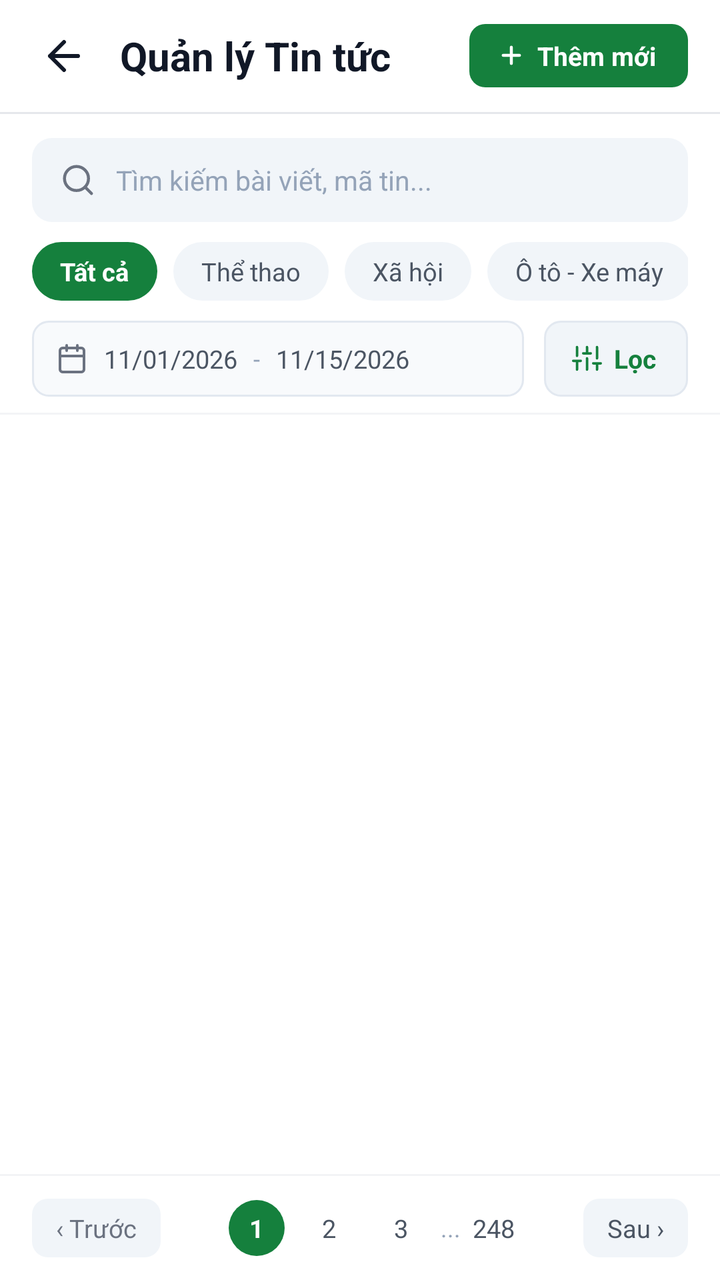
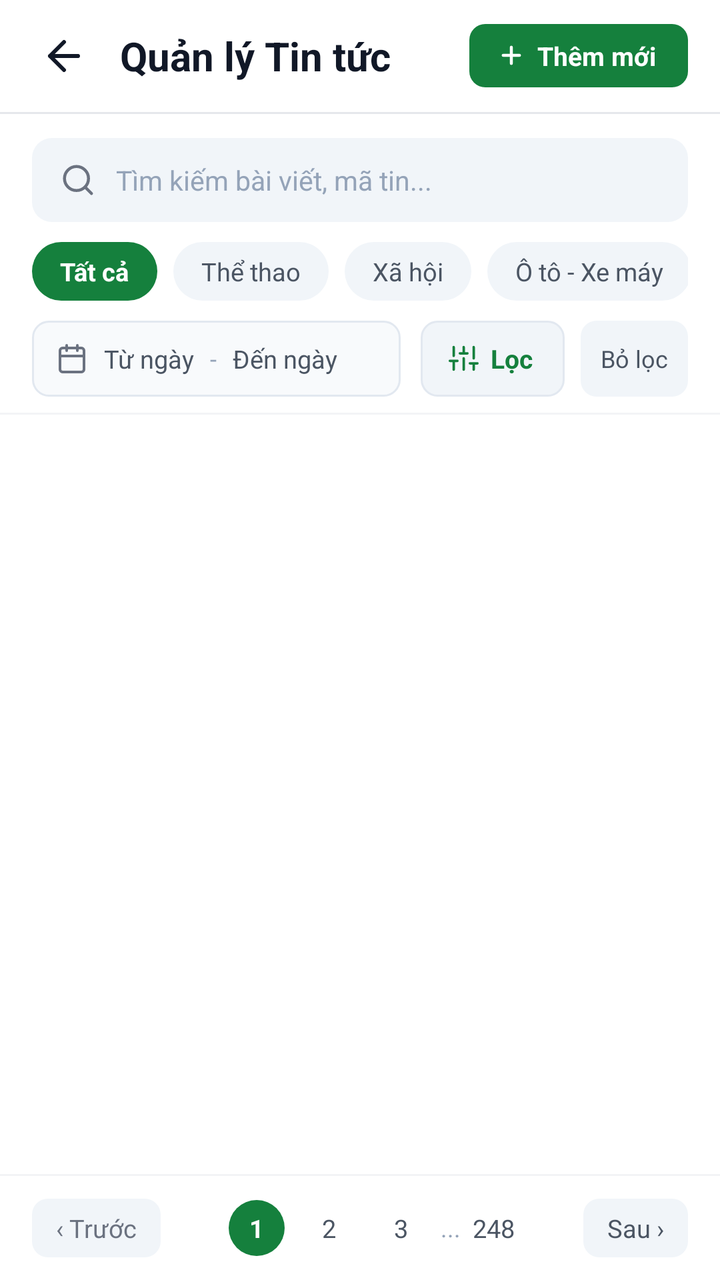

Screens rendered from an Android XML layout before and after an edit, with the pre-edit source and the edit as a unified diff.
<!-- AndroidManifest.xml: application theme Theme.NewsManagement -->
<!-- res/layout/activity_news_management.xml -->
<?xml version="1.0" encoding="utf-8"?>
<androidx.constraintlayout.widget.ConstraintLayout xmlns:android="http://schemas.android.com/apk/res/android"
    xmlns:app="http://schemas.android.com/apk/res-auto"
    xmlns:tools="http://schemas.android.com/tools"
    android:id="@+id/main"
    android:layout_width="match_parent"
    android:layout_height="match_parent"
    android:background="@color/white"
    tools:context=".NewsManagementActivity">

    
    <LinearLayout
        android:id="@+id/headerBar"
        android:layout_width="0dp"
        android:layout_height="56dp"
        android:gravity="center_vertical"
        android:orientation="horizontal"
        android:paddingStart="12dp"
        android:paddingEnd="16dp"
        app:layout_constraintEnd_toEndOf="parent"
        app:layout_constraintStart_toStartOf="parent"
        app:layout_constraintTop_toTopOf="parent">

        <ImageView
            android:id="@+id/btnBack"
            android:layout_width="40dp"
            android:layout_height="40dp"
            android:background="?attr/selectableItemBackgroundBorderless"
            android:clickable="true"
            android:contentDescription="Back"
            android:focusable="true"
            android:padding="8dp"
            android:src="@drawable/ic_arrow_back"
            app:tint="@color/text_primary" />

        <TextView
            android:id="@+id/tvHeaderTitle"
            android:layout_width="0dp"
            android:layout_height="wrap_content"
            android:layout_marginStart="8dp"
            android:layout_weight="1"
            android:text="Quản lý Tin tức"
            android:textColor="@color/text_primary"
            android:textSize="20sp"
            android:textStyle="bold" />

        
        <LinearLayout
            android:id="@+id/btnAddNewNews"
            android:layout_width="wrap_content"
            android:layout_height="wrap_content"
            android:background="@drawable/bg_btn_dialog_save"
            android:clickable="true"
            android:focusable="true"
            android:gravity="center"
            android:orientation="horizontal"
            android:paddingStart="14dp"
            android:paddingTop="7dp"
            android:paddingEnd="16dp"
            android:paddingBottom="7dp">

            <ImageView
                android:layout_width="14dp"
                android:layout_height="14dp"
                android:layout_marginEnd="6dp"
                android:contentDescription="Add icon"
                android:src="@drawable/ic_add"
                app:tint="@color/white" />

            <TextView
                android:layout_width="wrap_content"
                android:layout_height="wrap_content"
                android:text="Thêm mới"
                android:textColor="@color/white"
                android:textSize="13sp"
                android:textStyle="bold" />
        </LinearLayout>
    </LinearLayout>

    
    <View
        android:id="@+id/headerDivider"
        android:layout_width="0dp"
        android:layout_height="1dp"
        android:background="@color/card_border"
        app:layout_constraintEnd_toEndOf="parent"
        app:layout_constraintStart_toStartOf="parent"
        app:layout_constraintTop_toBottomOf="@id/headerBar" />

    
    <LinearLayout
        android:id="@+id/layoutFilterContainer"
        android:layout_width="0dp"
        android:layout_height="wrap_content"
        android:background="@color/white"
        android:orientation="vertical"
        android:paddingStart="16dp"
        android:paddingTop="12dp"
        android:paddingEnd="16dp"
        android:paddingBottom="8dp"
        app:layout_constraintEnd_toEndOf="parent"
        app:layout_constraintStart_toStartOf="parent"
        app:layout_constraintTop_toBottomOf="@id/headerDivider">

        
        <LinearLayout
            android:id="@+id/layoutSearchBar"
            android:layout_width="match_parent"
            android:layout_height="42dp"
            android:background="@drawable/bg_search_input"
            android:gravity="center_vertical"
            android:orientation="horizontal"
            android:paddingStart="14dp"
            android:paddingEnd="14dp">

            <ImageView
                android:layout_width="18dp"
                android:layout_height="18dp"
                android:contentDescription="Search icon"
                android:src="@drawable/ic_search"
                app:tint="@color/text_muted" />

            <EditText
                android:id="@+id/etSearchNews"
                android:layout_width="match_parent"
                android:layout_height="match_parent"
                android:layout_marginStart="10dp"
                android:background="@null"
                android:hint="Tìm kiếm bài viết, mã tin..."
                android:imeOptions="actionSearch"
                android:inputType="text"
                android:maxLines="1"
                android:textColor="@color/text_primary"
                android:textColorHint="@color/text_caption"
                android:textSize="13.5sp" />
        </LinearLayout>

        
        <HorizontalScrollView
            android:layout_width="match_parent"
            android:layout_height="wrap_content"
            android:layout_marginTop="10dp"
            android:overScrollMode="never"
            android:scrollbars="none">

            <LinearLayout
                android:id="@+id/layoutCategoryChips"
                android:layout_width="wrap_content"
                android:layout_height="wrap_content"
                android:gravity="center_vertical"
                android:orientation="horizontal">

                
                <TextView
                    android:id="@+id/chipAll"
                    android:layout_width="wrap_content"
                    android:layout_height="wrap_content"
                    android:layout_marginEnd="8dp"
                    android:background="@drawable/bg_selected"
                    android:clickable="true"
                    android:focusable="true"
                    android:paddingStart="14dp"
                    android:paddingTop="6dp"
                    android:paddingEnd="14dp"
                    android:paddingBottom="6dp"
                    android:text="Tất cả"
                    android:textColor="@color/white"
                    android:textSize="12.5sp"
                    android:textStyle="bold" />

                
                <TextView
                    android:id="@+id/chipSports"
                    android:layout_width="wrap_content"
                    android:layout_height="wrap_content"
                    android:layout_marginEnd="8dp"
                    android:background="@drawable/bg_chip_unselected"
                    android:clickable="true"
                    android:focusable="true"
                    android:paddingStart="14dp"
                    android:paddingTop="6dp"
                    android:paddingEnd="14dp"
                    android:paddingBottom="6dp"
                    android:text="Thể thao"
                    android:textColor="@color/text_secondary"
                    android:textSize="12.5sp" />

                
                <TextView
                    android:id="@+id/chipSocial"
                    android:layout_width="wrap_content"
                    android:layout_height="wrap_content"
                    android:layout_marginEnd="8dp"
                    android:background="@drawable/bg_chip_unselected"
                    android:clickable="true"
                    android:focusable="true"
                    android:paddingStart="14dp"
                    android:paddingTop="6dp"
                    android:paddingEnd="14dp"
                    android:paddingBottom="6dp"
                    android:text="Xã hội"
                    android:textColor="@color/text_secondary"
                    android:textSize="12.5sp" />

                
                <TextView
                    android:id="@+id/chipVehicles"
                    android:layout_width="wrap_content"
                    android:layout_height="wrap_content"
                    android:layout_marginEnd="8dp"
                    android:background="@drawable/bg_chip_unselected"
                    android:clickable="true"
                    android:focusable="true"
                    android:paddingStart="14dp"
                    android:paddingTop="6dp"
                    android:paddingEnd="14dp"
                    android:paddingBottom="6dp"
                    android:text="Ô tô - Xe máy"
                    android:textColor="@color/text_secondary"
                    android:textSize="12.5sp" />

                
                <TextView
                    android:id="@+id/chipLaw"
                    android:layout_width="wrap_content"
                    android:layout_height="wrap_content"
                    android:layout_marginEnd="8dp"
                    android:background="@drawable/bg_chip_unselected"
                    android:clickable="true"
                    android:focusable="true"
                    android:paddingStart="14dp"
                    android:paddingTop="6dp"
                    android:paddingEnd="14dp"
                    android:paddingBottom="6dp"
                    android:text="Pháp luật"
                    android:textColor="@color/text_secondary"
                    android:textSize="12.5sp" />

                
                <TextView
                    android:id="@+id/chipWorld"
                    android:layout_width="wrap_content"
                    android:layout_height="wrap_content"
                    android:layout_marginEnd="8dp"
                    android:background="@drawable/bg_chip_unselected"
                    android:clickable="true"
                    android:focusable="true"
                    android:paddingStart="14dp"
                    android:paddingTop="6dp"
                    android:paddingEnd="14dp"
                    android:paddingBottom="6dp"
                    android:text="Thế giới"
                    android:textColor="@color/text_secondary"
                    android:textSize="12.5sp" />
            </LinearLayout>
        </HorizontalScrollView>

        
        <LinearLayout
            android:layout_width="match_parent"
            android:layout_height="wrap_content"
            android:layout_marginTop="10dp"
            android:gravity="center_vertical"
            android:orientation="horizontal">

            
            <LinearLayout
                android:id="@+id/layoutDateRangePicker"
                android:layout_width="0dp"
                android:layout_height="38dp"
                android:layout_marginEnd="10dp"
                android:layout_weight="1"
                android:background="@drawable/bg_date_range_picker"
                android:clickable="true"
                android:focusable="true"
                android:gravity="center_vertical"
                android:orientation="horizontal"
                android:paddingStart="12dp"
                android:paddingEnd="12dp">

                <ImageView
                    android:layout_width="16dp"
                    android:layout_height="16dp"
                    android:contentDescription="Calendar"
                    android:src="@drawable/ic_calendar" />

                <TextView
                    android:id="@+id/tvStartDate"
                    android:layout_width="wrap_content"
                    android:layout_height="wrap_content"
                    android:layout_marginStart="8dp"
                    android:text="11/01/2026"
                    android:textColor="@color/text_secondary"
                    android:textSize="12.5sp" />

                <TextView
                    android:layout_width="wrap_content"
                    android:layout_height="wrap_content"
                    android:layout_marginStart="8dp"
                    android:layout_marginEnd="8dp"
                    android:text="-"
                    android:textColor="@color/text_caption"
                    android:textSize="12sp" />

                <TextView
                    android:id="@+id/tvEndDate"
                    android:layout_width="wrap_content"
                    android:layout_height="wrap_content"
                    android:text="11/15/2026"
                    android:textColor="@color/text_secondary"
                    android:textSize="12.5sp" />
            </LinearLayout>

            
            <LinearLayout
                android:id="@+id/btnApplyDateFilter"
                android:layout_width="wrap_content"
                android:layout_height="38dp"
                android:background="@drawable/bg_btn_filter"
                android:clickable="true"
                android:focusable="true"
                android:gravity="center"
                android:orientation="horizontal"
                android:paddingStart="14dp"
                android:paddingEnd="16dp">

                <ImageView
                    android:layout_width="15dp"
                    android:layout_height="15dp"
                    android:layout_marginEnd="6dp"
                    android:contentDescription="Filter icon"
                    android:src="@drawable/ic_filter" />

                <TextView
                    android:layout_width="wrap_content"
                    android:layout_height="wrap_content"
                    android:text="Lọc"
                    android:textColor="#15803D"
                    android:textSize="13sp"
                    android:textStyle="bold" />
            </LinearLayout>
        </LinearLayout>

    </LinearLayout>

    
    <View
        android:id="@+id/filterDivider"
        android:layout_width="0dp"
        android:layout_height="1dp"
        android:background="@color/divider_color"
        app:layout_constraintEnd_toEndOf="parent"
        app:layout_constraintStart_toStartOf="parent"
        app:layout_constraintTop_toBottomOf="@id/layoutFilterContainer" />

    
    <androidx.recyclerview.widget.RecyclerView
        android:id="@+id/rvNews"
        android:layout_width="0dp"
        android:layout_height="0dp"
        android:clipToPadding="false"
        android:paddingBottom="12dp"
        app:layout_constraintBottom_toTopOf="@id/paginationDivider"
        app:layout_constraintEnd_toEndOf="parent"
        app:layout_constraintStart_toStartOf="parent"
        app:layout_constraintTop_toBottomOf="@id/filterDivider"
        tools:listitem="@layout/item_news" />

    
    <View
        android:id="@+id/paginationDivider"
        android:layout_width="0dp"
        android:layout_height="1dp"
        android:background="@color/divider_color"
        app:layout_constraintBottom_toTopOf="@id/layoutPagination"
        app:layout_constraintEnd_toEndOf="parent"
        app:layout_constraintStart_toStartOf="parent" />

    
    <LinearLayout
        android:id="@+id/layoutPagination"
        android:layout_width="0dp"
        android:layout_height="52dp"
        android:background="@color/white"
        android:gravity="center"
        android:orientation="horizontal"
        android:paddingStart="16dp"
        android:paddingEnd="16dp"
        app:layout_constraintBottom_toBottomOf="parent"
        app:layout_constraintEnd_toEndOf="parent"
        app:layout_constraintStart_toStartOf="parent">

        
        <TextView
            android:id="@+id/btnPrevPage"
            android:layout_width="wrap_content"
            android:layout_height="wrap_content"
            android:background="@drawable/bg_btn_page"
            android:clickable="true"
            android:focusable="true"
            android:paddingStart="12dp"
            android:paddingTop="6dp"
            android:paddingEnd="12dp"
            android:paddingBottom="6dp"
            android:text="‹ Trước"
            android:textColor="@color/text_muted"
            android:textSize="12.5sp" />

        <LinearLayout
            android:layout_width="0dp"
            android:layout_height="wrap_content"
            android:layout_weight="1"
            android:gravity="center"
            android:orientation="horizontal">

            
            <TextView
                android:id="@+id/tvPage1"
                android:layout_width="28dp"
                android:layout_height="28dp"
                android:layout_marginStart="4dp"
                android:layout_marginEnd="4dp"
                android:background="@drawable/bg_selected"
                android:gravity="center"
                android:text="1"
                android:textColor="@color/white"
                android:textSize="12.5sp"
                android:textStyle="bold" />

            
            <TextView
                android:id="@+id/tvPage2"
                android:layout_width="28dp"
                android:layout_height="28dp"
                android:layout_marginStart="4dp"
                android:layout_marginEnd="4dp"
                android:gravity="center"
                android:text="2"
                android:textColor="@color/text_secondary"
                android:textSize="12.5sp" />

            
            <TextView
                android:id="@+id/tvPage3"
                android:layout_width="28dp"
                android:layout_height="28dp"
                android:layout_marginStart="4dp"
                android:layout_marginEnd="4dp"
                android:gravity="center"
                android:text="3"
                android:textColor="@color/text_secondary"
                android:textSize="12.5sp" />

            
            <TextView
                android:layout_width="wrap_content"
                android:layout_height="wrap_content"
                android:layout_marginStart="2dp"
                android:layout_marginEnd="2dp"
                android:text="..."
                android:textColor="@color/text_caption"
                android:textSize="12sp" />

            
            <TextView
                android:id="@+id/tvPageLast"
                android:layout_width="wrap_content"
                android:layout_height="28dp"
                android:layout_marginStart="4dp"
                android:layout_marginEnd="4dp"
                android:gravity="center"
                android:text="248"
                android:textColor="@color/text_secondary"
                android:textSize="12.5sp" />
        </LinearLayout>

        
        <TextView
            android:id="@+id/btnNextPage"
            android:layout_width="wrap_content"
            android:layout_height="wrap_content"
            android:background="@drawable/bg_btn_page"
            android:clickable="true"
            android:focusable="true"
            android:paddingStart="12dp"
            android:paddingTop="6dp"
            android:paddingEnd="12dp"
            android:paddingBottom="6dp"
            android:text="Sau ›"
            android:textColor="@color/text_secondary"
            android:textSize="12.5sp" />
    </LinearLayout>

</androidx.constraintlayout.widget.ConstraintLayout>
<!-- res/layout/item_news.xml (included above) -->
<?xml version="1.0" encoding="utf-8"?>
<LinearLayout xmlns:android="http://schemas.android.com/apk/res/android"
    xmlns:app="http://schemas.android.com/apk/res-auto"
    xmlns:tools="http://schemas.android.com/tools"
    android:layout_width="match_parent"
    android:layout_height="wrap_content"
    android:background="@color/white"
    android:orientation="vertical"
    android:paddingStart="16dp"
    android:paddingTop="12dp"
    android:paddingEnd="16dp"
    android:paddingBottom="12dp">

    
    <LinearLayout
        android:layout_width="match_parent"
        android:layout_height="wrap_content"
        android:gravity="top"
        android:orientation="horizontal">

        
        <com.google.android.material.card.MaterialCardView
            android:layout_width="92dp"
            android:layout_height="70dp"
            app:cardCornerRadius="8dp"
            app:cardElevation="0dp"
            app:strokeColor="@color/card_border"
            app:strokeWidth="1dp">

            <ImageView
                android:id="@+id/ivNewsThumbnail"
                android:layout_width="match_parent"
                android:layout_height="match_parent"
                android:contentDescription="News thumbnail"
                android:scaleType="centerCrop"
                android:src="@drawable/ic_image_placeholder" />
        </com.google.android.material.card.MaterialCardView>

        
        <LinearLayout
            android:layout_width="0dp"
            android:layout_height="wrap_content"
            android:layout_marginStart="12dp"
            android:layout_weight="1"
            android:orientation="vertical">

            
            <LinearLayout
                android:layout_width="match_parent"
                android:layout_height="wrap_content"
                android:gravity="center_vertical"
                android:orientation="horizontal">

                <TextView
                    android:id="@+id/tvNewsCode"
                    android:layout_width="wrap_content"
                    android:layout_height="wrap_content"
                    android:text="TT-1082"
                    android:textColor="#15803D"
                    android:textSize="12sp"
                    android:textStyle="bold" />

                <TextView
                    android:layout_width="wrap_content"
                    android:layout_height="wrap_content"
                    android:layout_marginStart="4dp"
                    android:layout_marginEnd="4dp"
                    android:text="•"
                    android:textColor="@color/text_caption"
                    android:textSize="11sp" />

                <TextView
                    android:id="@+id/tvNewsCategory"
                    android:layout_width="0dp"
                    android:layout_height="wrap_content"
                    android:layout_weight="1"
                    android:ellipsize="end"
                    android:maxLines="1"
                    android:text="Ô tô - Xe máy"
                    android:textColor="@color/text_secondary"
                    android:textSize="12sp" />

                <TextView
                    android:layout_width="wrap_content"
                    android:layout_height="wrap_content"
                    android:layout_marginStart="4dp"
                    android:layout_marginEnd="4dp"
                    android:text="•"
                    android:textColor="@color/text_caption"
                    android:textSize="11sp" />

                <TextView
                    android:id="@+id/tvNewsDate"
                    android:layout_width="wrap_content"
                    android:layout_height="wrap_content"
                    android:text="12/11/2026"
                    android:textColor="@color/text_muted"
                    android:textSize="12sp" />
            </LinearLayout>

            
            <TextView
                android:id="@+id/tvNewsTitle"
                android:layout_width="match_parent"
                android:layout_height="wrap_content"
                android:layout_marginTop="4dp"
                android:ellipsize="end"
                android:lineSpacingExtra="2dp"
                android:maxLines="2"
                android:text="Mẫu B-SUV Nhật Bản này được giảm hơn 200 triệu đồng cạnh tranh phân khúc"
                android:textColor="@color/text_primary"
                android:textSize="14sp"
                android:textStyle="bold" />
        </LinearLayout>
    </LinearLayout>

    
    <LinearLayout
        android:layout_width="match_parent"
        android:layout_height="wrap_content"
        android:layout_marginTop="10dp"
        android:gravity="end"
        android:orientation="horizontal">

        
        <LinearLayout
            android:id="@+id/btnEditNews"
            android:layout_width="wrap_content"
            android:layout_height="wrap_content"
            android:layout_marginEnd="8dp"
            android:background="@drawable/bg_btn_action_edit"
            android:clickable="true"
            android:focusable="true"
            android:gravity="center"
            android:orientation="horizontal"
            android:paddingStart="12dp"
            android:paddingTop="5dp"
            android:paddingEnd="14dp"
            android:paddingBottom="5dp">

            <ImageView
                android:layout_width="13dp"
                android:layout_height="13dp"
                android:layout_marginEnd="4dp"
                android:contentDescription="Edit"
                android:src="@drawable/ic_edit"
                app:tint="@color/btn_edit_text" />

            <TextView
                android:layout_width="wrap_content"
                android:layout_height="wrap_content"
                android:text="Sửa"
                android:textColor="@color/btn_edit_text"
                android:textSize="12sp"
                android:textStyle="bold" />
        </LinearLayout>

        
        <LinearLayout
            android:id="@+id/btnDeleteNews"
            android:layout_width="wrap_content"
            android:layout_height="wrap_content"
            android:background="@drawable/bg_btn_action_delete"
            android:clickable="true"
            android:focusable="true"
            android:gravity="center"
            android:orientation="horizontal"
            android:paddingStart="12dp"
            android:paddingTop="5dp"
            android:paddingEnd="14dp"
            android:paddingBottom="5dp">

            <ImageView
                android:layout_width="13dp"
                android:layout_height="13dp"
                android:layout_marginEnd="4dp"
                android:contentDescription="Delete"
                android:src="@drawable/ic_delete"
                app:tint="@color/btn_delete_text" />

            <TextView
                android:layout_width="wrap_content"
                android:layout_height="wrap_content"
                android:text="Xóa"
                android:textColor="@color/btn_delete_text"
                android:textSize="12sp"
                android:textStyle="bold" />
        </LinearLayout>

    </LinearLayout>

    
    <View
        android:layout_width="match_parent"
        android:layout_height="1dp"
        android:layout_marginTop="12dp"
        android:background="@color/divider_color" />

</LinearLayout>
<!-- resources referenced by this layout -->
<resources>
  <color name="btn_delete_text">#DC2626</color>
  <color name="btn_edit_text">#334155</color>
  <color name="card_border">#E5E7EB</color>
  <color name="divider_color">#F3F4F6</color>
  <color name="text_caption">#94A3B8</color>
  <color name="text_muted">#6B7280</color>
  <color name="text_primary">#111827</color>
  <color name="text_secondary">#4B5563</color>
  <color name="white">#FFFFFFFF</color>
  <!-- drawable bg_btn_action_delete (drawable) -->
  <?xml version="1.0" encoding="utf-8"?>
  <ripple xmlns:android="http://schemas.android.com/apk/res/android"
      android:color="@color/card_ripple">
      <item>
          <shape android:shape="rectangle">
              <solid android:color="@color/btn_delete_bg" />
              <corners android:radius="6dp" />
          </shape>
      </item>
  </ripple>
  <!-- drawable bg_btn_action_edit (drawable) -->
  <?xml version="1.0" encoding="utf-8"?>
  <ripple xmlns:android="http://schemas.android.com/apk/res/android"
      android:color="@color/card_ripple">
      <item>
          <shape android:shape="rectangle">
              <solid android:color="@color/btn_edit_bg" />
              <corners android:radius="6dp" />
          </shape>
      </item>
  </ripple>
  <!-- drawable bg_btn_dialog_save (drawable) -->
  <?xml version="1.0" encoding="utf-8"?>
  <ripple xmlns:android="http://schemas.android.com/apk/res/android"
      android:color="@color/card_ripple">
      <item>
          <shape android:shape="rectangle">
              <solid android:color="#15803D" />
              <corners android:radius="8dp" />
          </shape>
      </item>
  </ripple>
  <!-- drawable bg_btn_filter (drawable) -->
  <?xml version="1.0" encoding="utf-8"?>
  <ripple xmlns:android="http://schemas.android.com/apk/res/android"
      android:color="@color/card_ripple">
      <item>
          <shape android:shape="rectangle">
              <solid android:color="#F1F5F9" />
              <stroke
                  android:width="1dp"
                  android:color="#E2E8F0" />
              <corners android:radius="8dp" />
          </shape>
      </item>
  </ripple>
  <!-- drawable bg_btn_page (drawable) -->
  <?xml version="1.0" encoding="utf-8"?>
  <shape xmlns:android="http://schemas.android.com/apk/res/android"
      android:shape="rectangle">
      <solid android:color="#F1F5F9" />
      <corners android:radius="8dp" />
  </shape>
  <!-- drawable bg_chip_unselected (drawable) -->
  <?xml version="1.0" encoding="utf-8"?>
  <shape xmlns:android="http://schemas.android.com/apk/res/android"
      android:shape="rectangle">
      <solid android:color="#F1F5F9" />
      <corners android:radius="16dp" />
  </shape>
  <!-- drawable bg_date_range_picker (drawable) -->
  <?xml version="1.0" encoding="utf-8"?>
  <shape xmlns:android="http://schemas.android.com/apk/res/android"
      android:shape="rectangle">
      <solid android:color="#F8FAFC" />
      <stroke
          android:width="1dp"
          android:color="#E2E8F0" />
      <corners android:radius="8dp" />
  </shape>
  <!-- drawable bg_search_input (drawable) -->
  <?xml version="1.0" encoding="utf-8"?>
  <shape xmlns:android="http://schemas.android.com/apk/res/android"
      android:shape="rectangle">
      <solid android:color="@color/search_bg" />
      <corners android:radius="10dp" />
  </shape>
  <!-- drawable bg_selected (drawable) -->
  <?xml version="1.0" encoding="utf-8"?>
  <shape xmlns:android="http://schemas.android.com/apk/res/android"
      android:shape="rectangle">
      <solid android:color="#15803D" />
      <corners android:radius="999dp" />
  </shape>
  <style name="Theme.NewsManagement" parent="Base.Theme.NewsManagement" />
  <color name="card_ripple">#10000000</color>
  <color name="btn_delete_bg">#FEE2E2</color>
  <color name="btn_edit_bg">#F1F5F9</color>
  <color name="search_bg">#F1F5F9</color>
  <style name="Base.Theme.NewsManagement" parent="Theme.Material3.DayNight.NoActionBar">
          
          <item name="android:statusBarColor">@color/white</item>
          <item name="android:windowLightStatusBar">true</item>
      </style>
  <!-- unchanged entries left out for length: 8 -->
</resources>

<!-- the commit's change to res/layout/activity_news_management.xml (unified diff, before → after) -->
@@ -289,7 +289,7 @@
                     android:layout_width="wrap_content"
                     android:layout_height="wrap_content"
                     android:layout_marginStart="8dp"
-                    android:text="11/01/2026"
+                    android:text="Từ ngày"
                     android:textColor="@color/text_secondary"
                     android:textSize="12.5sp" />
 
@@ -306,7 +306,7 @@
                     android:id="@+id/tvEndDate"
                     android:layout_width="wrap_content"
                     android:layout_height="wrap_content"
-                    android:text="11/15/2026"
+                    android:text="Đến ngày"
                     android:textColor="@color/text_secondary"
                     android:textSize="12.5sp" />
             </LinearLayout>
@@ -339,6 +339,21 @@
                     android:textSize="13sp"
                     android:textStyle="bold" />
             </LinearLayout>
+
+            <TextView
+                    android:id="@+id/btnClearDateFilter"
+                    android:layout_width="wrap_content"
+                    android:layout_height="38dp"
+                    android:layout_marginStart="8dp"
+                    android:background="@drawable/bg_btn_page"
+                    android:clickable="true"
+                    android:focusable="true"
+                    android:gravity="center"
+                    android:paddingStart="10dp"
+                    android:paddingEnd="10dp"
+                    android:text="Bỏ lọc"
+                    android:textColor="@color/text_secondary"
+                    android:textSize="12sp" />
         </LinearLayout>
 
     </LinearLayout>
